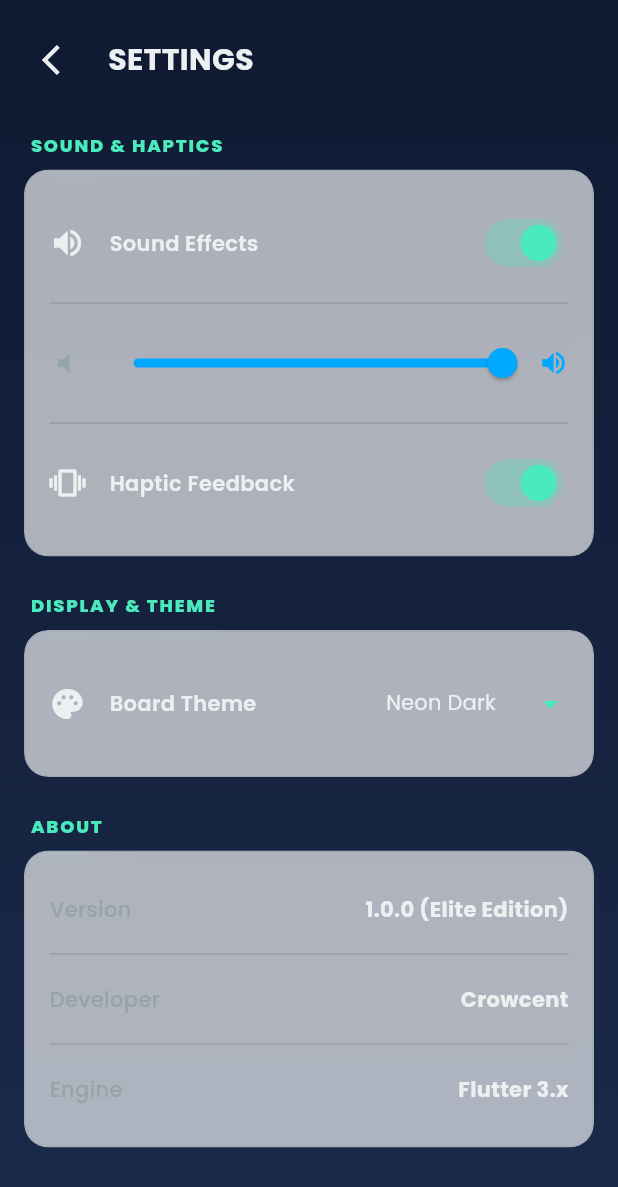
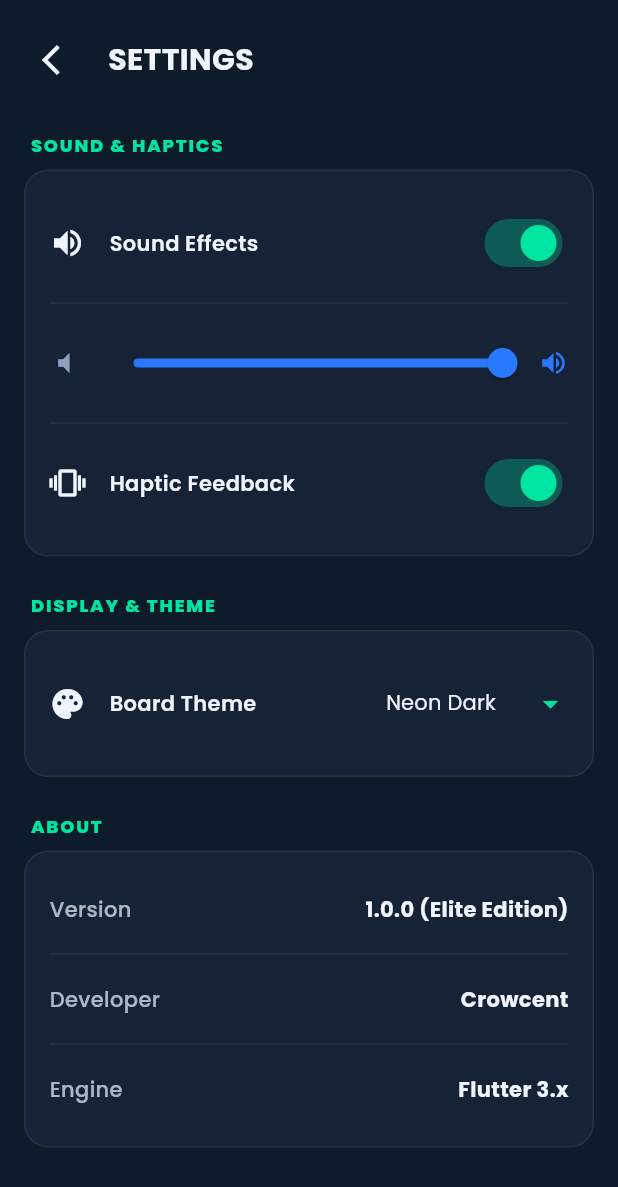
Before and after one commit to raviwebstudio/ludo_game_flutter, a Flutter app: the SettingsScreen screen opened by its route, on a phone screen of 412 x 824 dp. Shown: the top 1187 px of the screen. Run offline on Flutter 3.47's test engine with Material 3 defaults, Android fonts, the light colour scheme and no system bars; drawn by our look-alikes of flutter_animate; our stand-ins replace audioplayers, equatable, flutter_bloc, get_it, google_fonts, shared_preferences; accounts and stored records are empty.

Commit message:
chore: save color corrections and cleanups before merge

```diff
--- a/lib/features/settings/screens/settings_screen.dart
+++ b/lib/features/settings/screens/settings_screen.dart
@@ -5,7 +5,6 @@ import 'package:ludo_game/core/constants/dimensions.dart';
 import 'package:ludo_game/core/constants/text_styles.dart';
 import 'package:ludo_game/core/services/sound_manager.dart';
 import 'package:ludo_game/core/services/player_prefs.dart';
-import 'package:ludo_game/shared/widgets/glass_morphism.dart';
 
 /// Premium Settings screen to manage sound, haptic feedback and custom themes.
 class SettingsScreen extends StatefulWidget {
@@ -66,13 +65,7 @@ class _SettingsScreenState extends State<SettingsScreen> {
       body: Container(
         width: double.infinity,
         height: double.infinity,
-        decoration: const BoxDecoration(
-          gradient: LinearGradient(
-            begin: Alignment.topCenter,
-            end: Alignment.bottomCenter,
-            colors: [LudoColors.darkNavyDark, LudoColors.darkNavy],
-          ),
-        ),
+        color: const Color(0xFF0D1B2A),
         child: SafeArea(
           child: SingleChildScrollView(
             child: Padding(
@@ -85,12 +78,12 @@ class _SettingsScreenState extends State<SettingsScreen> {
                     children: [
                       IconButton(
                         onPressed: () => Navigator.pop(context),
-                        icon: const Icon(Icons.arrow_back_ios, color: LudoColors.textLight),
+                        icon: const Icon(Icons.arrow_back_ios, color: Color(0xFFF0F4FF)),
                       ),
                       const SizedBox(width: 8),
                       Text(
                         'SETTINGS',
-                        style: LudoTextStyles.displayMedium.copyWith(fontSize: 20),
+                        style: LudoTextStyles.displayMedium.copyWith(fontSize: 20, color: const Color(0xFFF0F4FF)),
                       ),
                     ],
                   ),
@@ -99,10 +92,15 @@ class _SettingsScreenState extends State<SettingsScreen> {
                   // Sound & Haptics Section
                   _buildSectionHeader('SOUND & HAPTICS'),
                   const SizedBox(height: 8),
-                  GlassMorphism(
-                    opacity: 0.08,
-                    blur: 12,
-                    borderRadius: BorderRadius.circular(LudoDimensions.radius16),
+                  Container(
+                    decoration: BoxDecoration(
+                      color: const Color(0xFF162236),
+                      borderRadius: BorderRadius.circular(LudoDimensions.radius16),
+                      border: Border.all(
+                        color: Colors.white.withValues(alpha: 0.07),
+                        width: 1,
+                      ),
+                    ),
                     padding: const EdgeInsets.all(16),
                     child: Column(
                       children: [
@@ -113,20 +111,20 @@ class _SettingsScreenState extends State<SettingsScreen> {
                           onChanged: _toggleSound,
                         ),
                         if (_soundEnabled) ...[
-                          const Divider(color: Colors.black12),
+                          Divider(color: Colors.white.withValues(alpha: 0.07)),
                           Padding(
                             padding: const EdgeInsets.symmetric(vertical: 8.0),
                             child: Row(
                               children: [
-                                const Icon(Icons.volume_mute, color: LudoColors.textMedium, size: 20),
+                                const Icon(Icons.volume_mute, color: Color(0xFF8BA3C1), size: 20),
                                 const SizedBox(width: 12),
                                 Expanded(
                                   child: SliderTheme(
                                     data: SliderThemeData(
-                                      activeTrackColor: LudoColors.brightBlue,
-                                      inactiveTrackColor: Colors.black.withValues(alpha: 0.08),
-                                      thumbColor: LudoColors.brightBlue,
-                                      overlayColor: LudoColors.brightBlue.withValues(alpha: 0.2),
+                                      activeTrackColor: const Color(0xFF2979FF),
+                                      inactiveTrackColor: const Color(0xFF1E3A5A),
+                                      thumbColor: const Color(0xFF2979FF),
+                                      overlayColor: const Color(0xFF2979FF).withValues(alpha: 0.2),
                                       trackHeight: 4,
                                     ),
                                     child: Slider(
@@ -135,12 +133,12 @@ class _SettingsScreenState extends State<SettingsScreen> {
                                     ),
                                   ),
                                 ),
-                                const Icon(Icons.volume_up, color: LudoColors.brightBlue, size: 20),
+                                const Icon(Icons.volume_up, color: Color(0xFF2979FF), size: 20),
                               ],
                             ),
                           ),
                         ],
-                        const Divider(color: Colors.black12),
+                        Divider(color: Colors.white.withValues(alpha: 0.07)),
                         _buildToggleTile(
                           icon: Icons.vibration,
                           title: 'Haptic Feedback',
@@ -156,10 +154,15 @@ class _SettingsScreenState extends State<SettingsScreen> {
                   // Game Settings Section
                   _buildSectionHeader('DISPLAY & THEME'),
                   const SizedBox(height: 8),
-                  GlassMorphism(
-                    opacity: 0.08,
-                    blur: 12,
-                    borderRadius: BorderRadius.circular(LudoDimensions.radius16),
+                  Container(
+                    decoration: BoxDecoration(
+                      color: const Color(0xFF162236),
+                      borderRadius: BorderRadius.circular(LudoDimensions.radius16),
+                      border: Border.all(
+                        color: Colors.white.withValues(alpha: 0.07),
+                        width: 1,
+                      ),
+                    ),
                     padding: const EdgeInsets.all(16),
                     child: Column(
                       children: [
@@ -179,17 +182,22 @@ class _SettingsScreenState extends State<SettingsScreen> {
                   // About Section
                   _buildSectionHeader('ABOUT'),
                   const SizedBox(height: 8),
-                  GlassMorphism(
-                    opacity: 0.08,
-                    blur: 12,
-                    borderRadius: BorderRadius.circular(LudoDimensions.radius16),
+                  Container(
+                    decoration: BoxDecoration(
+                      color: const Color(0xFF162236),
+                      borderRadius: BorderRadius.circular(LudoDimensions.radius16),
+                      border: Border.all(
+                        color: Colors.white.withValues(alpha: 0.07),
+                        width: 1,
+                      ),
+                    ),
                     padding: const EdgeInsets.all(16),
                     child: Column(
                       children: [
                         _buildInfoTile('Version', '1.0.0 (Elite Edition)'),
-                        const Divider(color: Colors.black12),
+                        Divider(color: Colors.white.withValues(alpha: 0.07)),
                         _buildInfoTile('Developer', 'Crowcent'),
-                        const Divider(color: Colors.black12),
+                        Divider(color: Colors.white.withValues(alpha: 0.07)),
                         _buildInfoTile('Engine', 'Flutter 3.x'),
                       ],
                     ),
@@ -209,7 +217,7 @@ class _SettingsScreenState extends State<SettingsScreen> {
       child: Text(
         title,
         style: LudoTextStyles.labelSmall.copyWith(
-          color: LudoColors.mintGreen,
+          color: const Color(0xFF00E5A0),
           fontWeight: FontWeight.w800,
           letterSpacing: 1.2,
         ),
@@ -227,13 +235,13 @@ class _SettingsScreenState extends State<SettingsScreen> {
       padding: const EdgeInsets.symmetric(vertical: 8.0),
       child: Row(
         children: [
-          Icon(icon, color: LudoColors.textLight, size: 24),
+          Icon(icon, color: const Color(0xFFF0F4FF), size: 24),
           const SizedBox(width: 16),
           Expanded(
             child: Text(
               title,
               style: LudoTextStyles.bodyMedium.copyWith(
-                color: LudoColors.textLight,
+                color: const Color(0xFFF0F4FF),
                 fontWeight: FontWeight.w600,
               ),
             ),
@@ -241,8 +249,8 @@ class _SettingsScreenState extends State<SettingsScreen> {
           Switch(
             value: value,
             onChanged: onChanged,
-            activeThumbColor: LudoColors.mintGreen,
-            activeTrackColor: LudoColors.mintGreen.withValues(alpha: 0.3),
+            activeThumbColor: const Color(0xFF00E5A0),
+            activeTrackColor: const Color(0xFF00E5A0).withValues(alpha: 0.3),
             inactiveThumbColor: LudoColors.textMedium,
             inactiveTrackColor: Colors.black.withValues(alpha: 0.08),
           ),
@@ -262,28 +270,28 @@ class _SettingsScreenState extends State<SettingsScreen> {
       padding: const EdgeInsets.symmetric(vertical: 8.0),
       child: Row(
         children: [
-          Icon(icon, color: LudoColors.textLight, size: 24),
+          Icon(icon, color: const Color(0xFFF0F4FF), size: 24),
           const SizedBox(width: 16),
           Expanded(
             child: Text(
               title,
               style: LudoTextStyles.bodyMedium.copyWith(
-                color: LudoColors.textLight,
+                color: const Color(0xFFF0F4FF),
                 fontWeight: FontWeight.w600,
               ),
             ),
           ),
           DropdownButton<String>(
             value: value,
-            dropdownColor: LudoColors.darkNavyLight,
+            dropdownColor: const Color(0xFF162236),
             underline: const SizedBox(),
-            icon: const Icon(Icons.arrow_drop_down, color: LudoColors.mintGreen),
+            icon: const Icon(Icons.arrow_drop_down, color: Color(0xFF00E5A0)),
             items: options.map((opt) {
               return DropdownMenuItem<String>(
                 value: opt,
                 child: Text(
                   opt,
-                  style: LudoTextStyles.bodyMedium.copyWith(color: LudoColors.textLight),
+                  style: LudoTextStyles.bodyMedium.copyWith(color: const Color(0xFFF0F4FF)),
                 ),
               );
             }).toList(),
@@ -303,14 +311,14 @@ class _SettingsScreenState extends State<SettingsScreen> {
           Text(
             label,
             style: LudoTextStyles.bodyMedium.copyWith(
-              color: LudoColors.textMedium,
+              color: const Color(0xFFF0F4FF).withValues(alpha: 0.7),
               fontWeight: FontWeight.w500,
             ),
           ),
           Text(
             value,
             style: LudoTextStyles.bodyMedium.copyWith(
-              color: LudoColors.textLight,
+              color: const Color(0xFFF0F4FF),
               fontWeight: FontWeight.bold,
             ),
           ),
```
Also changed, not shown: lib/features/game/screens/game_screen.dart (+14 -19 lines), lib/features/profile/screens/profile_screen.dart (+39 -31 lines).
